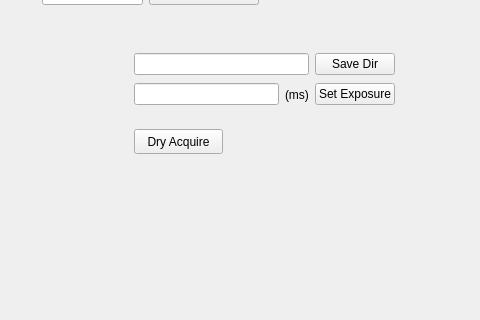
Old version of the form sting/ui/qt_ui_files/posgen_window.ui in the repository karempudi/sting; both pictures show x 286 to 766 and y 291 to 611 of the 766 by 747 pixel window.
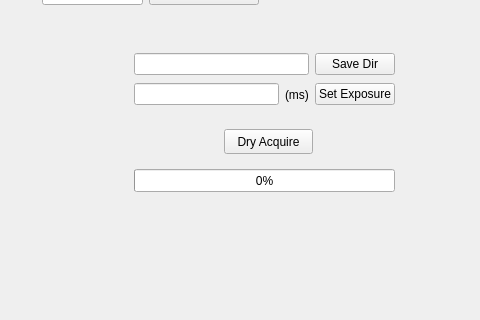
New version of the form. Custom widgets are drawn as their Qt base class.

```diff
--- a/sting/ui/qt_ui_files/posgen_window.ui
+++ b/sting/ui/qt_ui_files/posgen_window.ui
@@ -332,7 +332,7 @@
    <widget class="QPushButton" name="dry_acquire_button">
     <property name="geometry">
      <rect>
-      <x>420</x>
+      <x>510</x>
       <y>420</y>
       <width>89</width>
       <height>25</height>
@@ -400,6 +400,19 @@
      </item>
     </layout>
    </widget>
+   <widget class="QProgressBar" name="dry_run_progressbar">
+    <property name="geometry">
+     <rect>
+      <x>420</x>
+      <y>460</y>
+      <width>261</width>
+      <height>23</height>
+     </rect>
+    </property>
+    <property name="value">
+     <number>0</number>
+    </property>
+   </widget>
   </widget>
   <widget class="QMenuBar" name="menubar">
    <property name="geometry">
```
